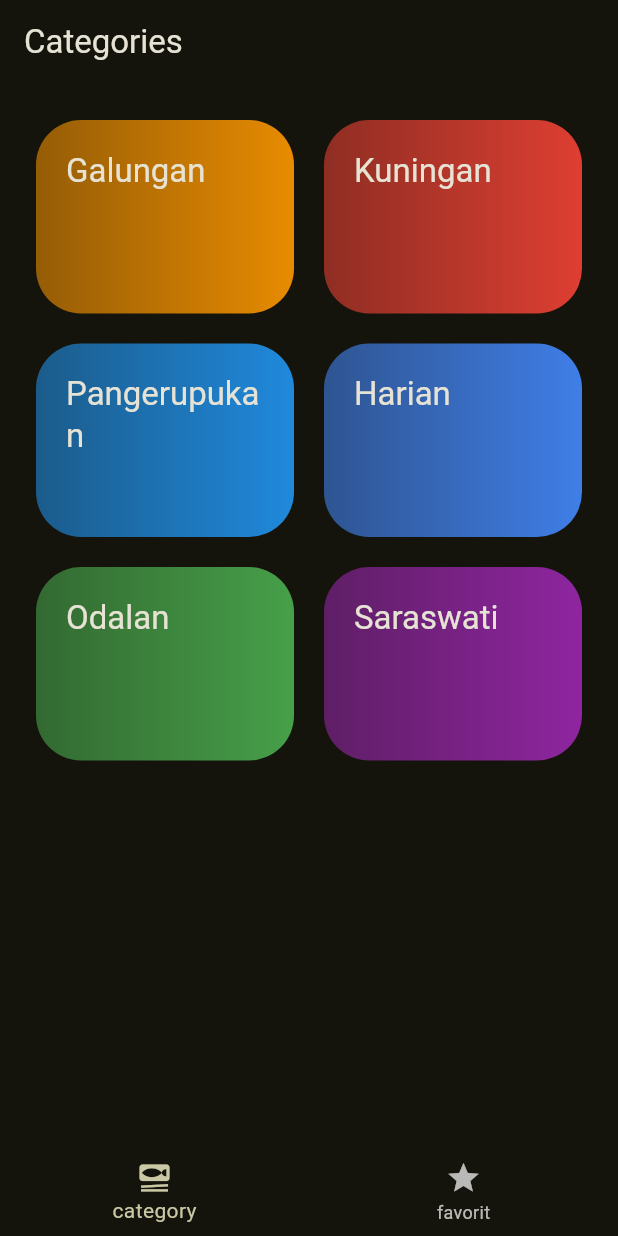
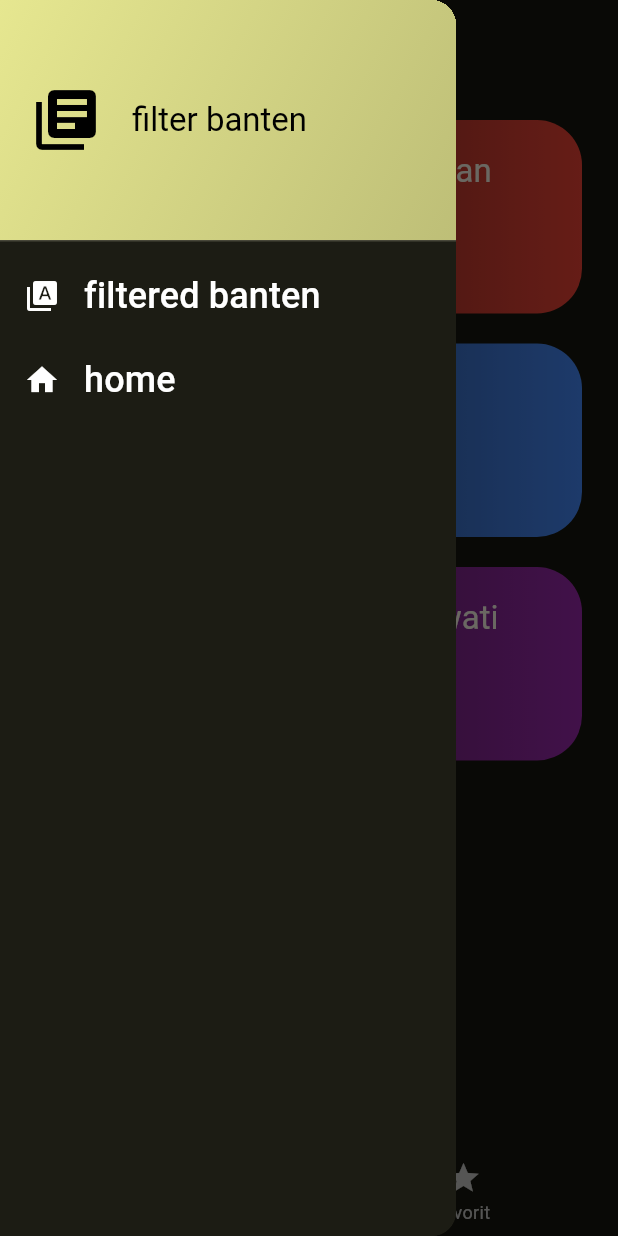
Before and after one commit to AntaWx/banten_category, a Flutter app: the screen it shows after launch, with the side drawer open (before the commit the screen has no drawer), on a phone screen of 412 x 824 dp. Run offline on Flutter 3.47's test engine with Material 2 defaults, Android fonts, the phone set to English and light mode, and no system bars; our stand-ins replace get, google_fonts, transparent_image; Roboto replaces fonts that are missing (Acme).

Commit message:
finish the module

```diff
--- a/lib/data/dummy_category.dart
+++ b/lib/data/dummy_category.dart
@@ -20,7 +20,7 @@ var listOfBanten = [
       name: Type.jawa.toRecord().name,
       imageUrl:
           'https://blue.kumparan.com/image/upload/fl_progressive,fl_lossy,c_fill,q_auto:best,w_640/v1634025439/01811e4ca70ef66c3255d0684210b8df.jpg',
-      sugihan: Type.jawa,
+      sugihan: true,
       ingredients: [
         'busung',
         'tamas',
@@ -42,7 +42,7 @@ var listOfBanten = [
       name: BantenSebelum.pengerebuan.toRecord().name,
       imageUrl:
           'https://image.freepik.com/free-vector/404-error-abstract-concept-illustration_335657-2243.jpg',
-      sugihan: Type.bukan,
+      sugihan: false,
       ingredients: ['not found'],
       listBanten: [
         'banten sodan',
@@ -63,7 +63,7 @@ var listOfBanten = [
       name: Type.bali.toRecord().name,
       imageUrl:
           'https://image.freepik.com/free-vector/404-error-abstract-concept-illustration_335657-2243.jpg',
-      sugihan: Type.bali,
+      sugihan: true,
       ingredients: ['not found'],
       listBanten: ['Sesodan'],
       executionTime: Execution.sebelum.toRecord().time,
@@ -76,7 +76,7 @@ var listOfBanten = [
       name: BantenSebelum.penyajan.toRecord().name,
       imageUrl:
           'https://image.freepik.com/free-vector/404-error-abstract-concept-illustration_335657-2243.jpg',
-      sugihan: Type.bukan,
+      sugihan: false,
       ingredients: ['not found'],
       listBanten: ['not found'],
       executionTime: Execution.sebelum.toRecord().time,
@@ -89,7 +89,7 @@ var listOfBanten = [
       name: BantenSebelum.penampan.toRecord().name,
       imageUrl:
           'https://image.freepik.com/free-vector/404-error-abstract-concept-illustration_335657-2243.jpg',
-      sugihan: Type.bukan,
+      sugihan: false,
       ingredients: ['not found'],
       listBanten: ['not found'],
       executionTime: Execution.sebelum.toRecord().time,
--- a/lib/models/banten_models.dart
+++ b/lib/models/banten_models.dart
@@ -16,7 +16,7 @@ class BantenModels {
   final List<String> category;
   final String name;
   final String imageUrl;
-  final Enum sugihan;
+  final bool sugihan;
   final List<String> listBanten;
   final List<String> ingredients;
   final String executionTime;
--- a/lib/screens/banten_screen.dart
+++ b/lib/screens/banten_screen.dart
@@ -5,10 +5,11 @@
 import 'package:flutter/material.dart';
 
 class BantenScreen extends StatelessWidget {
-    const BantenScreen({super.key, this.title, required this.banten});
+  const BantenScreen({super.key, this.title, required this.banten, required this.onToogleFavorit});
 
   final String? title;
   final List<BantenModels> banten;
+  final void Function(BantenModels bantenModels) onToogleFavorit;
 
   void _onSelectBanten(BuildContext context, BantenModels bantenModels) {
     final filteredBanten =
@@ -20,7 +21,8 @@
                   title: bantenModels.name,
                   description: filteredBanten.description,
                   image: filteredBanten.imageUrl,
-                    bantenModels: [filteredBanten],
+                  bantenModels: filteredBanten,
+                  onToogleFavorites: onToogleFavorit,
                 )));
   }
 
--- a/lib/screens/categories.dart
+++ b/lib/screens/categories.dart
@@ -1,21 +1,31 @@
 import 'package:banten_apps/data/dummy_category.dart';
+import 'package:banten_apps/models/banten_models.dart';
 import 'package:banten_apps/models/category.dart';
 import 'package:banten_apps/screens/banten_screen.dart';
 import 'package:banten_apps/widgets/categories_grid.dart';
 import 'package:flutter/material.dart';
 
 class Categories extends StatelessWidget {
-  const Categories({super.key});
+  const Categories(
+      {super.key,
+      required this.onToogleFavorit,
+      required this.availableBanten});
+
+  final void Function(BantenModels bantenModels) onToogleFavorit;
+  final List<BantenModels> availableBanten;
 
   void _selectCategory(BuildContext context, Category category) {
-    final filteredCategory = listOfBanten
+    final filteredCategory = availableBanten
         .where((banten) => banten.category.contains(category.id))
         .toList();
     Navigator.push(
         context,
         MaterialPageRoute(
-            builder: (ctx) =>
-                BantenScreen(title: category.title, banten: filteredCategory)));
+            builder: (ctx) => BantenScreen(
+                  title: category.title,
+                  banten: filteredCategory,
+                  onToogleFavorit: onToogleFavorit,
+                )));
   }
 
   @override
--- a/lib/screens/tabs_screen.dart
+++ b/lib/screens/tabs_screen.dart
@@ -1,6 +1,17 @@
+import 'package:banten_apps/data/dummy_category.dart';
+import 'package:banten_apps/models/banten_models.dart';
 import 'package:banten_apps/screens/banten_screen.dart';
 import 'package:banten_apps/screens/categories.dart';
+import 'package:banten_apps/screens/filters_screen.dart';
+import 'package:banten_apps/widgets/drawer_main.dart';
 import 'package:flutter/material.dart';
+import 'package:get/get.dart';
+
+const kInitialFilter = {
+  Filter.sugihan: false,
+  Filter.sebelumGalungan: false,
+  Filter.prioritas: false
+};
 
 class TabsScreen extends StatefulWidget {
   const TabsScreen({super.key});
@@ -11,6 +22,42 @@ class TabsScreen extends StatefulWidget {
 
 class _TabsScreenState extends State<TabsScreen> {
   int _selectedPageIndex = 0;
+  final List<BantenModels> _favoritesBanten = [];
+  Map<Filter, bool> _selectedFilter = kInitialFilter;
+
+  void _onFavoritMessage(String message) {
+    ScaffoldMessenger.of(context).clearSnackBars();
+    ScaffoldMessenger.of(context).showSnackBar(
+      SnackBar(
+        duration: const Duration(milliseconds: 900),
+        content: Text(
+          message,
+          style: Theme.of(context).textTheme.titleLarge!.copyWith(
+              fontSize: 17, fontWeight: FontWeight.bold, color: Colors.black),
+        ),
+        behavior: SnackBarBehavior.floating,
+        margin: EdgeInsets.symmetric(
+            vertical: Get.height * 0.42, horizontal: Get.width * 0.29),
+        backgroundColor: Colors.amber,
+      ),
+    );
+  }
+
+  void _bantenFavorit(BantenModels bantenModels) {
+    final isExisting = _favoritesBanten.contains(bantenModels);
+
+    if (isExisting) {
+      setState(() {
+        _favoritesBanten.remove(bantenModels);
+        _onFavoritMessage('succes delete favorit');
+      });
+    } else {
+      setState(() {
+        _favoritesBanten.add(bantenModels);
+        _onFavoritMessage('succes add to favorit');
+      });
+    }
+  }
 
   void _onSelectedPage(int index) {
     setState(() {
@@ -18,19 +65,50 @@ class _TabsScreenState extends State<TabsScreen> {
     });
   }
 
+  void _onSelectedScreen(String identifier) async {
+    Navigator.pop(context);
+    if (identifier == 'jenis banten') {
+      final result = await Navigator.of(context).push<Map<Filter, bool>>(
+        MaterialPageRoute(
+          builder: (context) => FilterScreen(currentFilter: _selectedFilter),
+        ),
+      );
+      setState(() {
+        _selectedFilter = result ?? kInitialFilter;
+      });
+    }
+  }
+
   @override
   Widget build(BuildContext context) {
-    Widget activePage = const Categories();
+    final availableBanten = listOfBanten.where((banten) {
+      if (_selectedFilter[Filter.sugihan]! && !banten.sugihan) {
+        return false;
+      }
+      return true;
+    }).toList();
+
+    Widget activePage = Categories(
+      onToogleFavorit: _bantenFavorit,
+      availableBanten: availableBanten,
+    );
+
     var selectedPageTitle = 'Categories';
-
     if (_selectedPageIndex == 1) {
-      activePage = const BantenScreen(banten: []);
+      activePage = BantenScreen(
+        banten: _favoritesBanten,
+        onToogleFavorit: _bantenFavorit,
+      );
       selectedPageTitle = 'Favorites';
     }
 
     return Scaffold(
       appBar: AppBar(title: Text(selectedPageTitle)),
       body: activePage,
+      drawer: Drawer(
+          child: DrawerMain(
+        onSelectScreen: _onSelectedScreen,
+      )),
       bottomNavigationBar: BottomNavigationBar(
           onTap: _onSelectedPage,
           currentIndex: _selectedPageIndex,
--- /dev/null
+++ b/lib/widgets/drawer_main.dart
@@ -0,0 +1,82 @@
+import 'package:flutter/material.dart';
+
+class DrawerMain extends StatelessWidget {
+  const DrawerMain({super.key, required this.onSelectScreen});
+
+  final void Function(String identifier) onSelectScreen;
+
+  @override
+  Widget build(BuildContext context) {
+    return Drawer(
+      child: Column(
+        children: [
+          DrawerHeader(
+            padding: const EdgeInsets.all(20),
+            decoration: BoxDecoration(
+              gradient: LinearGradient(colors: [
+                Theme.of(context).colorScheme.onPrimaryContainer,
+                Theme.of(context)
+                    .colorScheme
+                    .onPrimaryContainer
+                    .withOpacity(0.8),
+              ], begin: Alignment.topLeft, end: Alignment.bottomRight),
+            ),
+            child: Row(
+              children: [
+                const Icon(
+                  Icons.library_books,
+                  size: 48,
+                  color: Colors.black,
+                ),
+                const SizedBox(
+                  width: 20,
+                ),
+                Text(
+                  'filter banten',
+                  style: Theme.of(context)
+                      .textTheme
+                      .titleLarge!
+                      .copyWith(color: Colors.black),
+                )
+              ],
+            ),
+          ),
+          ListTile(
+            leading: const Icon(
+              Icons.type_specimen,
+              size: 24,
+              color: Colors.white,
+            ),
+            title: Text(
+              'filtered banten',
+              style: Theme.of(context)
+                  .textTheme
+                  .titleSmall!
+                  .copyWith(color: Colors.white, fontSize: 24),
+            ),
+            onTap: () {
+              onSelectScreen('jenis banten');
+            },
+          ),
+          ListTile(
+            leading: const Icon(
+              Icons.home,
+              size: 24,
+              color: Colors.white,
+            ),
+            title: Text(
+              'home',
+              style: Theme.of(context)
+                  .textTheme
+                  .titleSmall!
+                  .copyWith(color: Colors.white, fontSize: 24),
+            ),
+            onTap: () {
+              onSelectScreen('home');
+            },
+          ),
+        ],
+      ),
+    );
+  }
+}
--- a/pubspec.yaml
+++ b/pubspec.yaml
@@ -20,7 +20,7 @@ publish_to: 'none' # Remove this line if you wish to publish to pub.dev
 version: 1.0.0+1
 
 environment:
-  sdk: '>=2.19.0-146.2.beta <3.0.0'
+  sdk: '>=2.19.6 <3.0.0'
 
 # Dependencies specify other packages that your package needs in order to work.
 # To automatically upgrade your package dependencies to the latest versions
```
Also changed, not shown: lib/screens/detail_screen.dart (+10 -1 lines), lib/screens/filters_screen.dart (added, +91 -0 lines), lib/widgets/switch_widget.dart (added, +60 -0 lines), pubspec.lock. Lines whose indentation alone changed are shown as unchanged.
